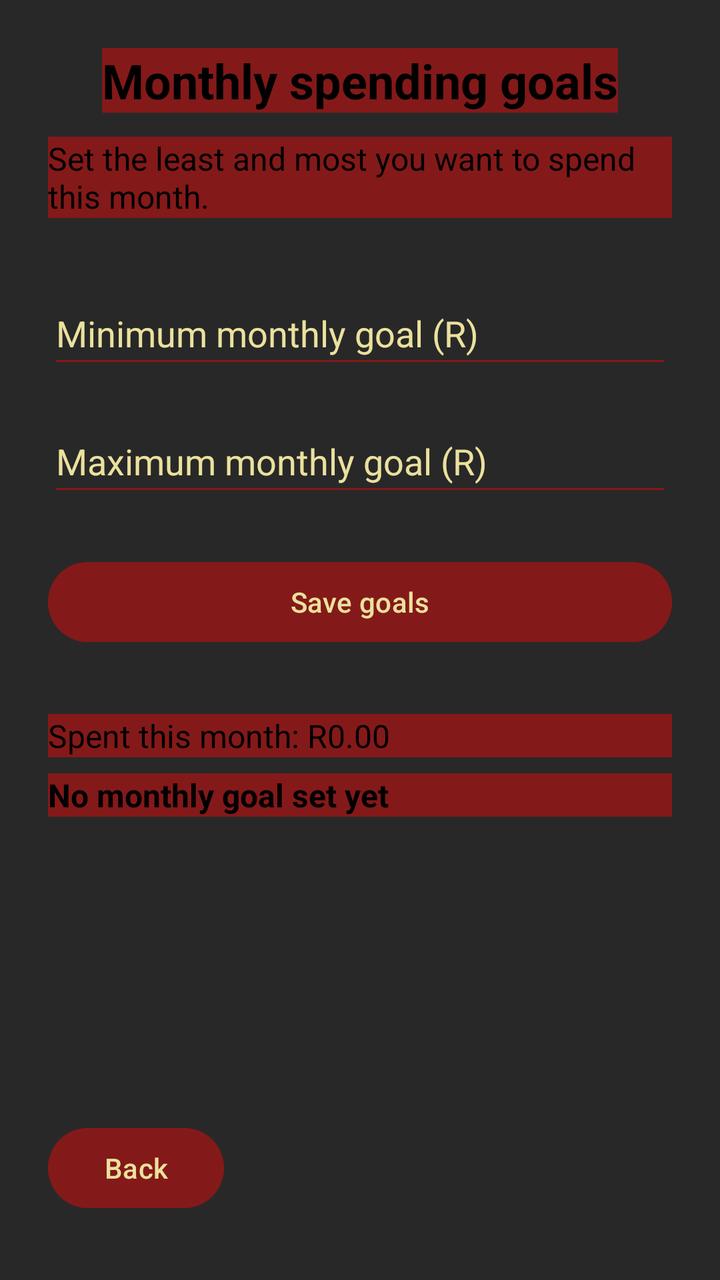
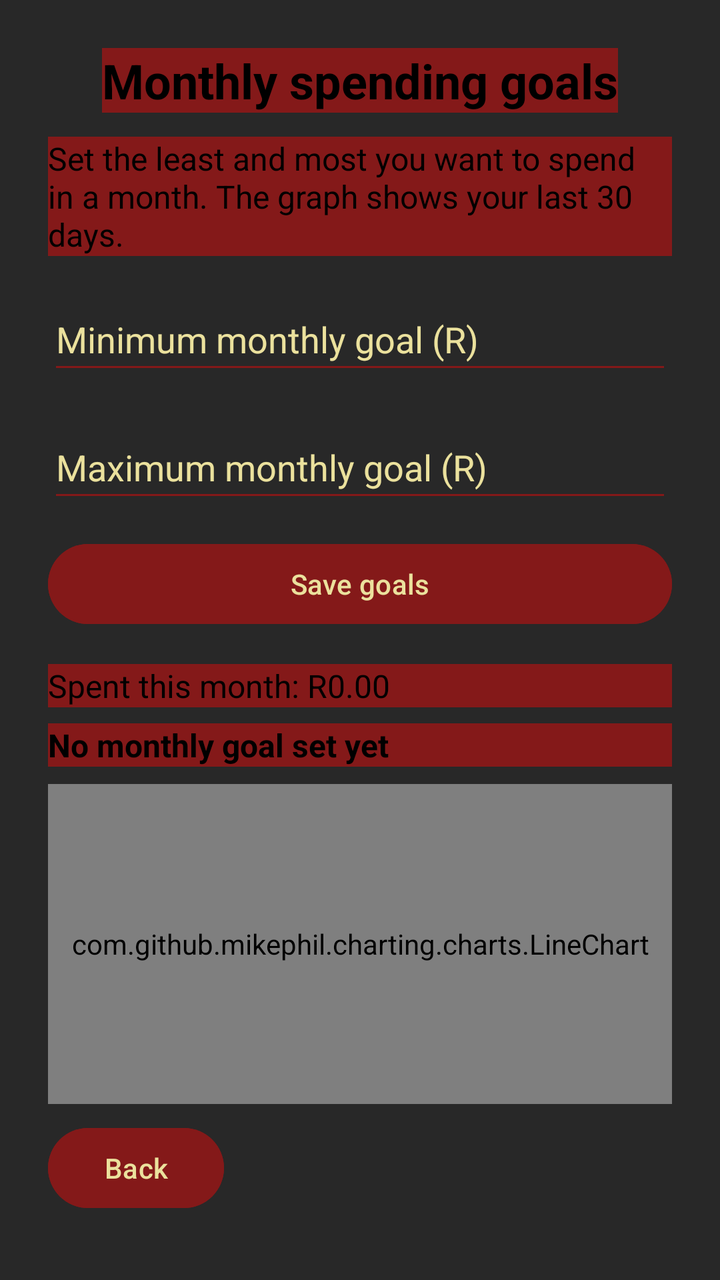

Two renders of the same Android screen: before a commit and after it. Below are the layout's source before the change and the commit's diff.
<!-- AndroidManifest.xml: application theme Theme.OPSC7311Introduction -->
<!-- res/layout/activity_monthly_goals.xml -->
<?xml version="1.0" encoding="utf-8"?>
<androidx.constraintlayout.widget.ConstraintLayout xmlns:android="http://schemas.android.com/apk/res/android"
    xmlns:app="http://schemas.android.com/apk/res-auto"
    xmlns:tools="http://schemas.android.com/tools"
    android:layout_width="match_parent"
    android:layout_height="match_parent"
    android:background="#282828"
    android:padding="24dp"
    tools:context=".MonthlyGoals">

    <TextView
        android:id="@+id/tvGoalsTitle"
        android:layout_width="wrap_content"
        android:layout_height="wrap_content"
        android:background="#841919"
        android:text="Monthly spending goals"
        android:textColor="#000000"
        android:textSize="24sp"
        android:textStyle="bold"
        app:layout_constraintEnd_toEndOf="parent"
        app:layout_constraintStart_toStartOf="parent"
        app:layout_constraintTop_toTopOf="parent" />

    <TextView
        android:id="@+id/tvGoalsHint"
        android:layout_width="0dp"
        android:layout_height="wrap_content"
        android:layout_marginTop="12dp"
        android:background="#841919"
        android:text="Set the least and most you want to spend this month."
        android:textColor="#000000"
        android:textSize="16sp"
        app:layout_constraintEnd_toEndOf="parent"
        app:layout_constraintStart_toStartOf="parent"
        app:layout_constraintTop_toBottomOf="@id/tvGoalsTitle" />

    <EditText
        android:id="@+id/etMinGoal"
        android:layout_width="0dp"
        android:layout_height="wrap_content"
        android:layout_marginTop="32dp"
        android:backgroundTint="#841919"
        android:hint="Minimum monthly goal (R)"
        android:inputType="numberDecimal"
        android:minHeight="48dp"
        android:textColorHint="#EBE19D"
        app:layout_constraintEnd_toEndOf="parent"
        app:layout_constraintStart_toStartOf="parent"
        app:layout_constraintTop_toBottomOf="@id/tvGoalsHint" />

    <EditText
        android:id="@+id/etMaxGoal"
        android:layout_width="0dp"
        android:layout_height="wrap_content"
        android:layout_marginTop="16dp"
        android:backgroundTint="#841919"
        android:hint="Maximum monthly goal (R)"
        android:inputType="numberDecimal"
        android:minHeight="48dp"
        android:textColorHint="#EBE19D"
        app:layout_constraintEnd_toEndOf="parent"
        app:layout_constraintStart_toStartOf="parent"
        app:layout_constraintTop_toBottomOf="@id/etMinGoal" />

    <Button
        android:id="@+id/btnSaveGoal"
        android:layout_width="0dp"
        android:layout_height="wrap_content"
        android:layout_marginTop="24dp"
        android:backgroundTint="#841919"
        android:text="Save goals"
        android:textColor="#EBE19D"
        app:layout_constraintEnd_toEndOf="parent"
        app:layout_constraintStart_toStartOf="parent"
        app:layout_constraintTop_toBottomOf="@id/etMaxGoal" />

    <TextView
        android:id="@+id/tvCurrentSpend"
        android:layout_width="0dp"
        android:layout_height="wrap_content"
        android:layout_marginTop="32dp"
        android:background="#841919"
        android:text="Spent this month: R0.00"
        android:textColor="#000000"
        android:textSize="16sp"
        app:layout_constraintEnd_toEndOf="parent"
        app:layout_constraintStart_toStartOf="parent"
        app:layout_constraintTop_toBottomOf="@id/btnSaveGoal" />

    <TextView
        android:id="@+id/tvGoalStatus"
        android:layout_width="0dp"
        android:layout_height="wrap_content"
        android:layout_marginTop="8dp"
        android:background="#841919"
        android:text="No monthly goal set yet"
        android:textColor="#000000"
        android:textSize="16sp"
        android:textStyle="bold"
        app:layout_constraintEnd_toEndOf="parent"
        app:layout_constraintStart_toStartOf="parent"
        app:layout_constraintTop_toBottomOf="@id/tvCurrentSpend" />

    <Button
        android:id="@+id/btnGoalsBack"
        android:layout_width="wrap_content"
        android:layout_height="wrap_content"
        android:layout_marginBottom="8dp"
        android:backgroundTint="#841919"
        android:text="Back"
        android:textColor="#EBE19D"
        app:layout_constraintBottom_toBottomOf="parent"
        app:layout_constraintStart_toStartOf="parent" />

</androidx.constraintlayout.widget.ConstraintLayout>
<!-- resources referenced by this layout -->
<resources>
  <style name="Theme.OPSC7311Introduction" parent="Base.Theme.OPSC7311Introduction" />
  <style name="Base.Theme.OPSC7311Introduction" parent="Theme.Material3.DayNight.NoActionBar">
          
          
      </style>
</resources>

<!-- the commit's change to res/layout/activity_monthly_goals.xml (unified diff, before → after) -->
@@ -27,7 +27,7 @@
         android:layout_height="wrap_content"
         android:layout_marginTop="12dp"
         android:background="#841919"
-        android:text="Set the least and most you want to spend this month."
+        android:text="Set the least and most you want to spend in a month. The graph shows your last 30 days."
         android:textColor="#000000"
         android:textSize="16sp"
         app:layout_constraintEnd_toEndOf="parent"
@@ -38,7 +38,7 @@
         android:id="@+id/etMinGoal"
         android:layout_width="0dp"
         android:layout_height="wrap_content"
-        android:layout_marginTop="32dp"
+        android:layout_marginTop="16dp"
         android:backgroundTint="#841919"
         android:hint="Minimum monthly goal (R)"
         android:inputType="numberDecimal"
@@ -66,7 +66,7 @@
         android:id="@+id/btnSaveGoal"
         android:layout_width="0dp"
         android:layout_height="wrap_content"
-        android:layout_marginTop="24dp"
+        android:layout_marginTop="12dp"
         android:backgroundTint="#841919"
         android:text="Save goals"
         android:textColor="#EBE19D"
@@ -78,7 +78,7 @@
         android:id="@+id/tvCurrentSpend"
         android:layout_width="0dp"
         android:layout_height="wrap_content"
-        android:layout_marginTop="32dp"
+        android:layout_marginTop="16dp"
         android:background="#841919"
         android:text="Spent this month: R0.00"
         android:textColor="#000000"
@@ -101,6 +101,18 @@
         app:layout_constraintStart_toStartOf="parent"
         app:layout_constraintTop_toBottomOf="@id/tvCurrentSpend" />
 
+    <com.github.mikephil.charting.charts.LineChart
+        android:id="@+id/chartGoals"
+        android:layout_width="0dp"
+        android:layout_height="0dp"
+        android:layout_marginTop="12dp"
+        android:layout_marginBottom="12dp"
+        app:layout_constraintBottom_toTopOf="@id/btnGoalsBack"
+        app:layout_constraintEnd_toEndOf="parent"
+        app:layout_constraintHeight_min="160dp"
+        app:layout_constraintStart_toStartOf="parent"
+        app:layout_constraintTop_toBottomOf="@id/tvGoalStatus" />
+
     <Button
         android:id="@+id/btnGoalsBack"
         android:layout_width="wrap_content"
